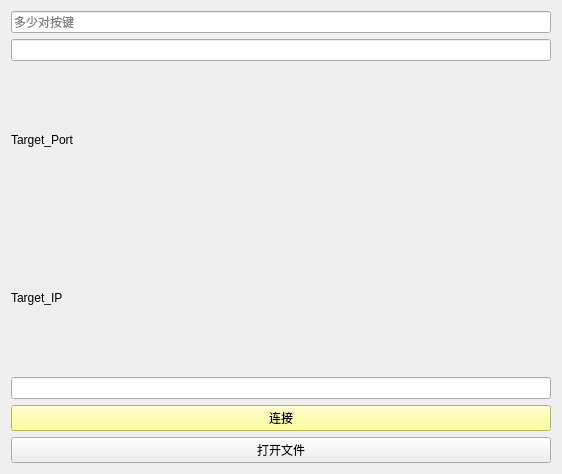
Before: the Qt Designer form KCTS/ui.ui in learniuH/work, drawn with Qt 5.
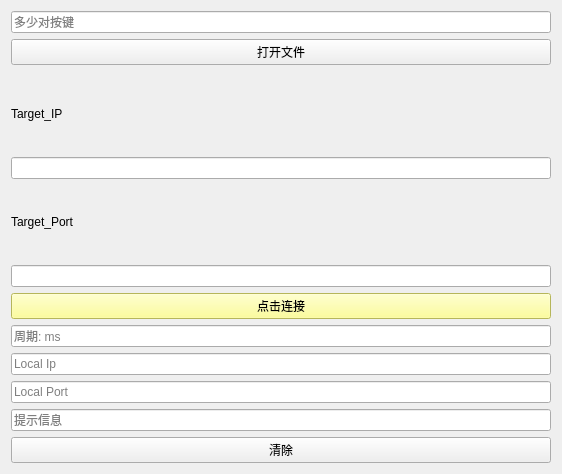
After: the same form once the commit is applied.

Diff of the .ui file:
```diff
--- a/KCTS/ui.ui
+++ b/KCTS/ui.ui
@@ -22,12 +22,9 @@
     </widget>
    </item>
    <item>
-    <widget class="QLineEdit" name="ip_lineEdit"/>
-   </item>
-   <item>
-    <widget class="QLabel" name="targetPort_label">
+    <widget class="QPushButton" name="openFile_pushButton">
      <property name="text">
-      <string>Target_Port</string>
+      <string>打开文件</string>
      </property>
     </widget>
    </item>
@@ -64,7 +61,25 @@
     </widget>
    </item>
    <item>
-    <widget class="QLineEdit" name="port_lineEdit"/>
+    <widget class="QLineEdit" name="ip_lineEdit">
+     <property name="locale">
+      <locale language="English" country="UnitedStates"/>
+     </property>
+    </widget>
+   </item>
+   <item>
+    <widget class="QLabel" name="targetPort_label">
+     <property name="text">
+      <string>Target_Port</string>
+     </property>
+    </widget>
+   </item>
+   <item>
+    <widget class="QLineEdit" name="port_lineEdit">
+     <property name="locale">
+      <locale language="English" country="UnitedStates"/>
+     </property>
+    </widget>
    </item>
    <item>
     <widget class="QPushButton" name="connect_pushButton">
@@ -72,14 +87,60 @@
       <string notr="true">background:rgb(255, 255, 127)</string>
      </property>
      <property name="text">
-      <string>连接</string>
+      <string>点击连接</string>
      </property>
     </widget>
    </item>
    <item>
-    <widget class="QPushButton" name="openFile_pushButton">
+    <widget class="QLineEdit" name="sending_cycle_lineEdit">
+     <property name="locale">
+      <locale language="English" country="UnitedStates"/>
+     </property>
+     <property name="placeholderText">
+      <string>周期: ms</string>
+     </property>
+    </widget>
+   </item>
+   <item>
+    <widget class="QLineEdit" name="local_ip_lineEdit">
+     <property name="locale">
+      <locale language="English" country="UnitedStates"/>
+     </property>
+     <property name="readOnly">
+      <bool>true</bool>
+     </property>
+     <property name="placeholderText">
+      <string>Local Ip</string>
+     </property>
+    </widget>
+   </item>
+   <item>
+    <widget class="QLineEdit" name="local_port_lineEdit">
+     <property name="locale">
+      <locale language="English" country="UnitedStates"/>
+     </property>
+     <property name="placeholderText">
+      <string>Local Port</string>
+     </property>
+    </widget>
+   </item>
+   <item>
+    <widget class="QLineEdit" name="tips_lineEdit">
+     <property name="locale">
+      <locale language="English" country="UnitedStates"/>
+     </property>
+     <property name="readOnly">
+      <bool>true</bool>
+     </property>
+     <property name="placeholderText">
+      <string>提示信息</string>
+     </property>
+    </widget>
+   </item>
+   <item>
+    <widget class="QPushButton" name="clear_info_pushButton">
      <property name="text">
-      <string>打开文件</string>
+      <string>清除</string>
      </property>
     </widget>
    </item>
```
